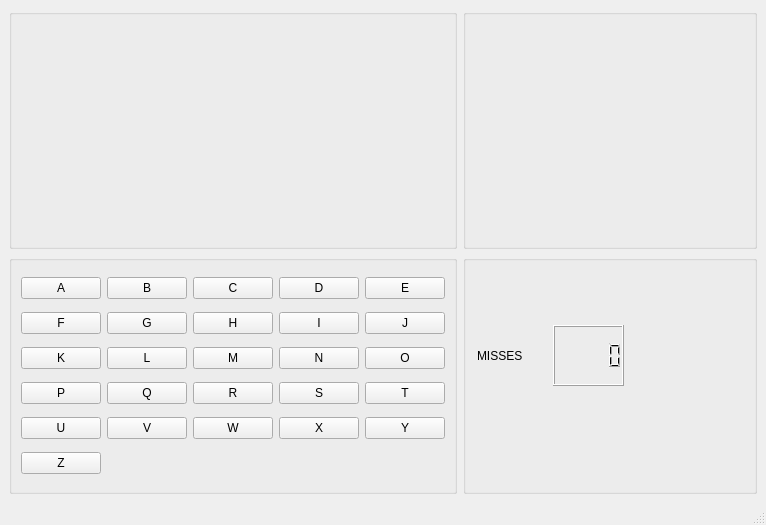
NasarTarique/HangmanGame, file HANGMAN_GAME/playgame.ui: the form before one commit.
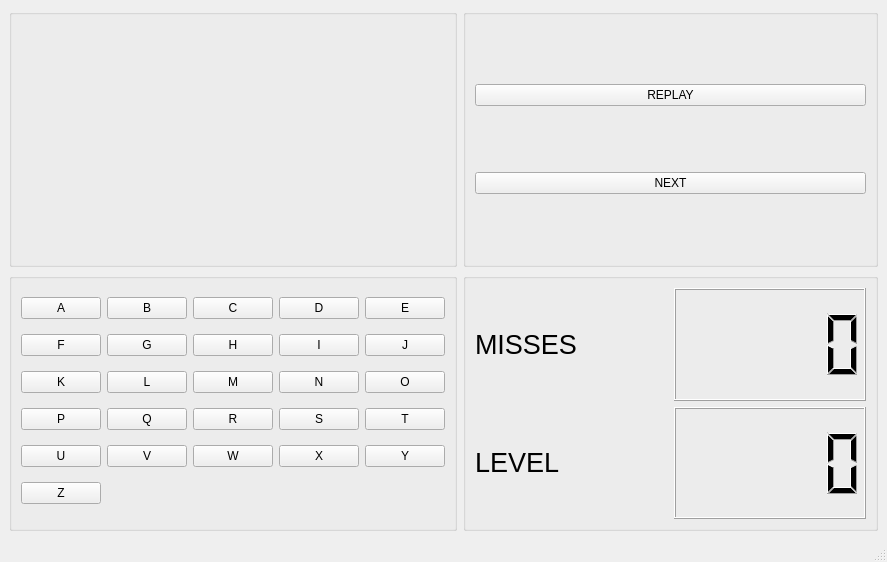
The form after the commit.

What changed in the file:
```diff
--- a/HANGMAN_GAME/playgame.ui
+++ b/HANGMAN_GAME/playgame.ui
@@ -6,8 +6,8 @@
    <rect>
     <x>0</x>
     <y>0</y>
-    <width>766</width>
-    <height>525</height>
+    <width>887</width>
+    <height>562</height>
    </rect>
   </property>
   <property name="windowTitle">
@@ -40,6 +40,22 @@
       <property name="title">
        <string/>
       </property>
+      <layout class="QVBoxLayout" name="verticalLayout">
+       <item>
+        <widget class="QPushButton" name="pushButton_27">
+         <property name="text">
+          <string>REPLAY</string>
+         </property>
+        </widget>
+       </item>
+       <item>
+        <widget class="QPushButton" name="pushButton_28">
+         <property name="text">
+          <string>NEXT</string>
+         </property>
+        </widget>
+       </item>
+      </layout>
      </widget>
     </item>
     <item row="1" column="0">
@@ -238,29 +254,28 @@
       <property name="title">
        <string/>
       </property>
-      <widget class="QLCDNumber" name="lcdNumber">
-       <property name="geometry">
-        <rect>
-         <x>90</x>
-         <y>70</y>
-         <width>71</width>
-         <height>61</height>
-        </rect>
-       </property>
-      </widget>
-      <widget class="QLabel" name="label_2">
-       <property name="geometry">
-        <rect>
-         <x>14</x>
-         <y>75</y>
-         <width>81</width>
-         <height>51</height>
-        </rect>
-       </property>
-       <property name="text">
-        <string>MISSES</string>
-       </property>
-      </widget>
+      <layout class="QGridLayout" name="gridLayout_3">
+       <item row="0" column="0">
+        <widget class="QLabel" name="label_2">
+         <property name="text">
+          <string>&lt;html&gt;&lt;head/&gt;&lt;body&gt;&lt;p&gt;&lt;span style=&quot; font-size:20pt;&quot;&gt;MISSES&lt;/span&gt;&lt;/p&gt;&lt;/body&gt;&lt;/html&gt;</string>
+         </property>
+        </widget>
+       </item>
+       <item row="0" column="1">
+        <widget class="QLCDNumber" name="lcdNumber"/>
+       </item>
+       <item row="1" column="0">
+        <widget class="QLabel" name="label_3">
+         <property name="text">
+          <string>&lt;html&gt;&lt;head/&gt;&lt;body&gt;&lt;p&gt;&lt;span style=&quot; font-size:20pt;&quot;&gt;LEVEL&lt;/span&gt;&lt;/p&gt;&lt;/body&gt;&lt;/html&gt;</string>
+         </property>
+        </widget>
+       </item>
+       <item row="1" column="1">
+        <widget class="QLCDNumber" name="lcdNumber_2"/>
+       </item>
+      </layout>
      </widget>
     </item>
    </layout>
```
Left out of the diff: 2 changed lines with no effect on the pictures.
